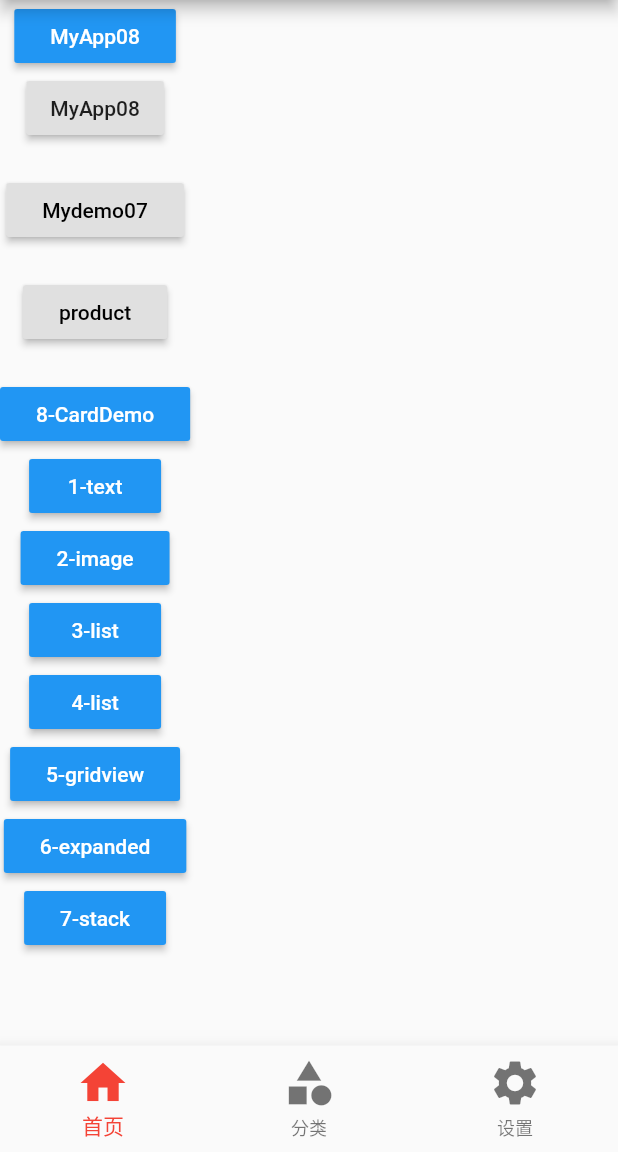
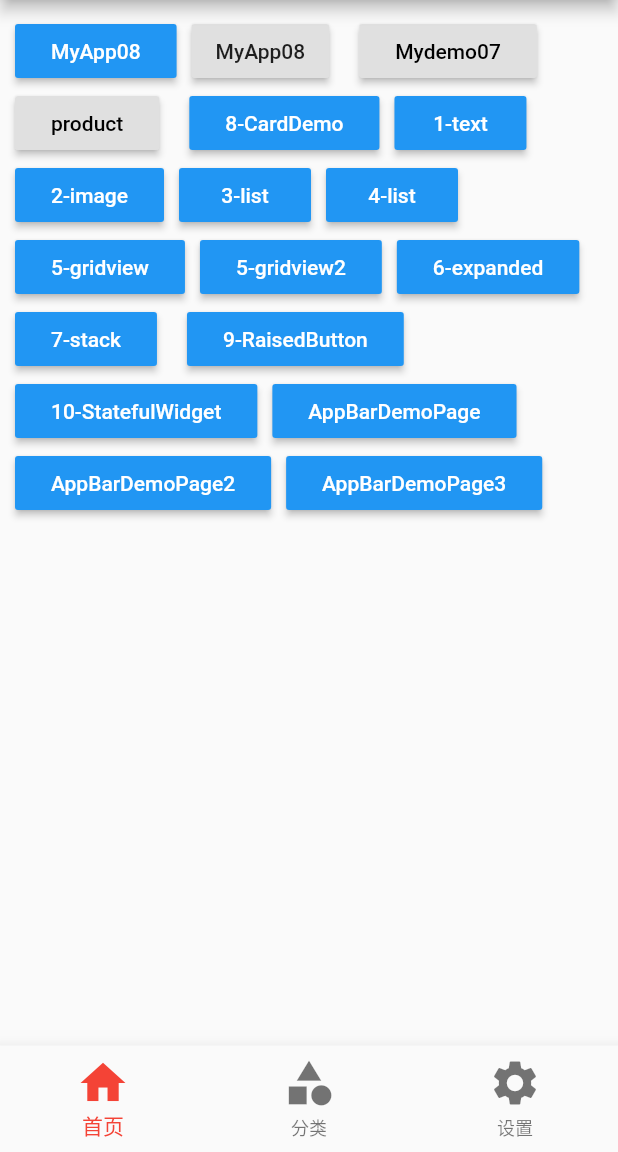
Before and after one commit to DjTenacity/flutter_app1, a Flutter app: the screen it shows after launch, on a phone screen of 412 x 824 dp, the part 84-1236 px from its top. Run offline on Flutter 3.47's test engine with Material 2 defaults, Android fonts, the phone set to English and light mode, and no system bars; our stand-ins replace date_format, flutter_swiper; missing offline and left inert: flutter_cupertino_date_picker.

Commit message:
flutter 路由修正与重新排版

```diff
--- a/lib/Routes/Routes.dart
+++ b/lib/Routes/Routes.dart
@@ -1,4 +1,5 @@
 import 'package:flutter/material.dart';
+import 'package:flutter_app/pages/AppBarDemoPage.dart';
 
 import '../main_07_stack.dart';
 import '../pages/Tabs.dart';
@@ -14,6 +15,7 @@ final routes = {
   '/productinfo': (context, {arguments}) =>
       ProductInfoPage(arguments: arguments),
   '/search': (context, {arguments}) => SearchPage(arguments: arguments),
+  '/appBarDemo': (context) => AppBarDemoPage(),
 };
 
 //固定写法
--- a/lib/main.dart
+++ b/lib/main.dart
@@ -1,18 +1,35 @@
 import 'package:flutter/material.dart';
 
+import 'Routes/Routes.dart';
 import 'pages/Tabs.dart';
 
 void main() => runApp(MyApp());
+class MyApp extends StatelessWidget {
 
-class MyApp extends StatelessWidget {
   @override
   Widget build(BuildContext context) {
-    return MaterialApp(home: Tabs(),
-      debugShowCheckedModeBanner:false ,  //去掉debug图标
-//        home:Tabs2()
+    return MaterialApp(
+      debugShowCheckedModeBanner: false,
+      // home:Tabs(),
+      initialRoute: '/', //初始化的时候加载的路由 '/': (context) => Tabs(),
+      onGenerateRoute: onGenerateRoute,
+//        routes: {
+//          '/form':(context)=>FormPage(),
+//          '/search':(context)=>SearchPage(),
+//        }
     );
   }
 }
+
+//class MyApp extends StatelessWidget {
+//  @override
+//  Widget build(BuildContext context) {
+//    return MaterialApp(home: Tabs(),
+//      debugShowCheckedModeBanner:false ,  //去掉debug图标
+////        home:Tabs2()
+//    );
+//  }
+//}
 
 class Tabs2 extends StatefulWidget {
   Tabs2({Key key}) : super(key: key);
--- a/lib/main_05_gridview2.dart
+++ b/lib/main_05_gridview2.dart
@@ -1,8 +1,8 @@
 import 'package:flutter/material.dart';
 
-void main() => runApp(new MyApp());
+void main() => runApp(new MyGridApp());
 
-class MyApp extends StatelessWidget {
+class MyGridApp extends StatelessWidget {
   // This widget is the root of your application.
   @override
   Widget build(BuildContext context) {
--- a/lib/main_12_Routes.dart
+++ b/lib/main_12_Routes.dart
@@ -10,6 +10,7 @@ class MyApp extends StatelessWidget {
   @override
   Widget build(BuildContext context) {
     return MaterialApp(
+      debugShowCheckedModeBanner: false,
       // home:Tabs(),
         initialRoute: '/', //初始化的时候加载的路由 '/': (context) => Tabs(),
         onGenerateRoute: onGenerateRoute,
--- a/lib/pages/HomePage.dart
+++ b/lib/pages/HomePage.dart
@@ -5,10 +5,15 @@ import '../main_02_image.dart';
 import '../main_03_list.dart';
 import '../main_04_list.dart';
 import '../main_05_gridview.dart';
+import '../main_05_gridview2.dart';
 import '../main_06_expanded.dart';
 import '../main_07_stack.dart';
 import '../main_08_card.dart';
 import '../main_09_RaisedButton.dart';
+import '../main_10_StatefulWidget.dart';
+import 'AppBarDemoPage.dart';
+import 'AppBarDemoPage2.dart';
+import 'TabBarControllerPage.dart';
 
 class HomePage extends StatefulWidget {
   HomePage({Key key}) : super(key: key);
@@ -27,17 +32,21 @@ class _HomePageState extends State<HomePage> {
   @override
   Widget build(BuildContext context) {
     return Container(
-      child: Column(
+      child: Wrap(
         children: <Widget>[
-//          Chip(
-//            label: Text("${this.count}"),
-//          ),
+//          Chip(  label: Text("${this.count}"),  ),
+
+          Padding(
+            padding: EdgeInsets.fromLTRB(10.0, 10.0, 0.0, 0.0),
+            child: Wrap(
+              spacing: 10,
+              children: <Widget>[
                 RaisedButton(
                     child: Text("MyApp08"),
                     onPressed: () {
                       //路由跳转
-                Navigator.of(context)
-                    .push(MaterialPageRoute(builder: (context) => MyApp08()));
+                      Navigator.of(context).push(
+                          MaterialPageRoute(builder: (context) => MyApp08()));
                     },
                     color: Theme.of(context).accentColor,
                     textTheme: ButtonTextTheme.primary),
@@ -67,38 +76,35 @@ class _HomePageState extends State<HomePage> {
                     child: Text("8-CardDemo"),
                     onPressed: () {
                       //路由跳转
-                Navigator.of(context)
-                    .push(MaterialPageRoute(builder: (context) => CardDemo()));
+                      Navigator.of(context).push(
+                          MaterialPageRoute(builder: (context) => CardDemo()));
                     },
                     color: Theme.of(context).accentColor,
                     textTheme: ButtonTextTheme.primary),
-
                 RaisedButton(
                     child: Text("1-text"),
                     onPressed: () {
                       //路由跳转
-                Navigator.of(context)
-                    .push(MaterialPageRoute(builder: (context) => HomeContent2()));
+                      Navigator.of(context).push(MaterialPageRoute(
+                          builder: (context) => HomeContent2()));
                     },
                     color: Theme.of(context).accentColor,
                     textTheme: ButtonTextTheme.primary),
-
                 RaisedButton(
                     child: Text("2-image"),
                     onPressed: () {
                       //路由跳转
-                Navigator.of(context)
-                    .push(MaterialPageRoute(builder: (context) => ImageContent1()));
+                      Navigator.of(context).push(MaterialPageRoute(
+                          builder: (context) => ImageContent1()));
                     },
                     color: Theme.of(context).accentColor,
                     textTheme: ButtonTextTheme.primary),
-
                 RaisedButton(
                     child: Text("3-list"),
                     onPressed: () {
                       //路由跳转
-                Navigator.of(context)
-                    .push(MaterialPageRoute(builder: (context) => ListContent3()));
+                      Navigator.of(context).push(MaterialPageRoute(
+                          builder: (context) => ListContent3()));
                     },
                     color: Theme.of(context).accentColor,
                     textTheme: ButtonTextTheme.primary),
@@ -106,44 +112,104 @@ class _HomePageState extends State<HomePage> {
                     child: Text("4-list"),
                     onPressed: () {
                       //路由跳转
-                Navigator.of(context)
-                    .push(MaterialPageRoute(builder: (context) => MyDynamicListApp()));
+                      Navigator.of(context).push(MaterialPageRoute(
+                          builder: (context) => MyDynamicListApp()));
                     },
                     color: Theme.of(context).accentColor,
                     textTheme: ButtonTextTheme.primary),
-
+              ],
+            ),
+          ),
+          Padding(
+            padding: EdgeInsets.fromLTRB(10.0, 0.0, 0.0, 0.0),
+            child: Wrap(
+              spacing: 10,
+              children: <Widget>[
                 RaisedButton(
                     child: Text("5-gridview"),
                     onPressed: () {
                       //路由跳转
-                Navigator.of(context)
-                    .push(MaterialPageRoute(builder: (context) => GridViewContent()));
+                      Navigator.of(context).push(MaterialPageRoute(
+                          builder: (context) => GridViewContent()));
                     },
                     color: Theme.of(context).accentColor,
                     textTheme: ButtonTextTheme.primary),
-
-
+                RaisedButton(
+                    child: Text("5-gridview2"),
+                    onPressed: () {
+                      //路由跳转
+                      Navigator.of(context).push(
+                          MaterialPageRoute(builder: (context) => MyGridApp()));
+                    },
+                    color: Theme.of(context).accentColor,
+                    textTheme: ButtonTextTheme.primary),
                 RaisedButton(
                     child: Text("6-expanded"),
                     onPressed: () {
                       //路由跳转
-                Navigator.of(context)
-                    .push(MaterialPageRoute(builder: (context) => LayoutDemo4()));
+                      Navigator.of(context).push(MaterialPageRoute(
+                          builder: (context) => LayoutDemo4()));
                     },
                     color: Theme.of(context).accentColor,
                     textTheme: ButtonTextTheme.primary),
-
                 RaisedButton(
                     child: Text("7-stack"),
                     onPressed: () {
                       //路由跳转
-                Navigator.of(context)
-                    .push(MaterialPageRoute(builder: (context) => Mydemo07()));
+                      Navigator.of(context).push(
+                          MaterialPageRoute(builder: (context) => Mydemo07()));
                     },
                     color: Theme.of(context).accentColor,
                     textTheme: ButtonTextTheme.primary),
-
-
+                SizedBox(height: 20.0),
+                RaisedButton(
+                    child: Text("9-RaisedButton"),
+                    onPressed: () {
+                      //路由跳转
+                      Navigator.of(context).push(
+                          MaterialPageRoute(builder: (context) => MyApp9()));
+                    },
+                    color: Theme.of(context).accentColor,
+                    textTheme: ButtonTextTheme.primary),
+                RaisedButton(
+                    child: Text("10-StatefulWidget"),
+                    onPressed: () {
+                      //路由跳转
+                      Navigator.of(context).push(MaterialPageRoute(
+                          builder: (context) => MyStatefulWidgetApp()));
+                    },
+                    color: Theme.of(context).accentColor,
+                    textTheme: ButtonTextTheme.primary),
+                RaisedButton(
+                    child: Text("AppBarDemoPage"),
+                    onPressed: () {
+                      //路由跳转
+                      Navigator.of(context).push(MaterialPageRoute(
+                          builder: (context) => AppBarDemoPage()));
+                    },
+                    color: Theme.of(context).accentColor,
+                    textTheme: ButtonTextTheme.primary),
+                RaisedButton(
+                    child: Text("AppBarDemoPage2"),
+                    onPressed: () {
+                      //路由跳转
+                      Navigator.of(context).push(MaterialPageRoute(
+                          builder: (context) => AppBarDemoPage2()));
+                    },
+                    color: Theme.of(context).accentColor,
+                    textTheme: ButtonTextTheme.primary),
+                RaisedButton(
+                    child: Text("AppBarDemoPage3"),
+                    onPressed: () {
+                      //路由跳转
+                      Navigator.of(context).push(MaterialPageRoute(
+                          builder: (context) => TabBarControllerPage()));
+                    },
+                    color: Theme.of(context).accentColor,
+                    textTheme: ButtonTextTheme.primary),
+              ],
+            ),
+          ),
         ],
       ),
     );
--- a/lib/pages/Tabs.dart
+++ b/lib/pages/Tabs.dart
@@ -1,4 +1,5 @@
 import 'package:flutter/material.dart';
+import 'package:flutter_app/pages/AppBarDemoPage.dart';
 import 'HomePage.dart';
 import 'tabs/Category.dart';
 import 'tabs/Setting.dart';
@@ -10,7 +11,6 @@ class Tabs extends StatefulWidget {
 }
 
 class _TabsState extends State<Tabs> {
-
   int _currentIndex = 0;
   List _pageList = [
     HomePage(),
@@ -24,16 +24,23 @@ class _TabsState extends State<Tabs> {
       appBar: AppBar(
         title: Text("Flutter Demo"),
 //          leading: Icon(Icons.access_alarm),
-        leading: IconButton(icon: Icon(Icons.access_alarm), onPressed: () {
-          print("Icons.access_alarm");
-        },),
+        leading: IconButton(
+          icon: Icon(Icons.access_alarm),
+          onPressed: () {
+            print("Icons.access_alarm");
+          Navigator.pushNamed(context, '/appBarDemo');
+//            Navigator.of(context).push(
+//                MaterialPageRoute(builder: (context) => AppBarDemoPage()));
+          },
+        ),
       ),
       body: this._pageList[this._currentIndex],
       bottomNavigationBar: BottomNavigationBar(
         currentIndex: this._currentIndex,
         //配置对应的索引值选中
         onTap: (int index) {
-          setState(() { //改变状态
+          setState(() {
+            //改变状态
             this._currentIndex = index;
           });
         },
@@ -44,19 +51,10 @@ class _TabsState extends State<Tabs> {
         type: BottomNavigationBarType.fixed,
         //配置底部tabs可以有多个按钮
         items: [
+          BottomNavigationBarItem(icon: Icon(Icons.home), title: Text("首页")),
           BottomNavigationBarItem(
-              icon: Icon(Icons.home),
-              title: Text("首页")
-          ),
-          BottomNavigationBarItem(
-              icon: Icon(Icons.category),
-              title: Text("分类")
-          ),
-
-          BottomNavigationBarItem(
-              icon: Icon(Icons.settings),
-              title: Text("设置")
-          )
+              icon: Icon(Icons.category), title: Text("分类")),
+          BottomNavigationBarItem(icon: Icon(Icons.settings), title: Text("设置"))
         ],
       ),
     );
```
Also changed, not shown: lib/pages/tabs/Category.dart (+1 -36 lines). Lines whose indentation alone changed are shown as unchanged.
